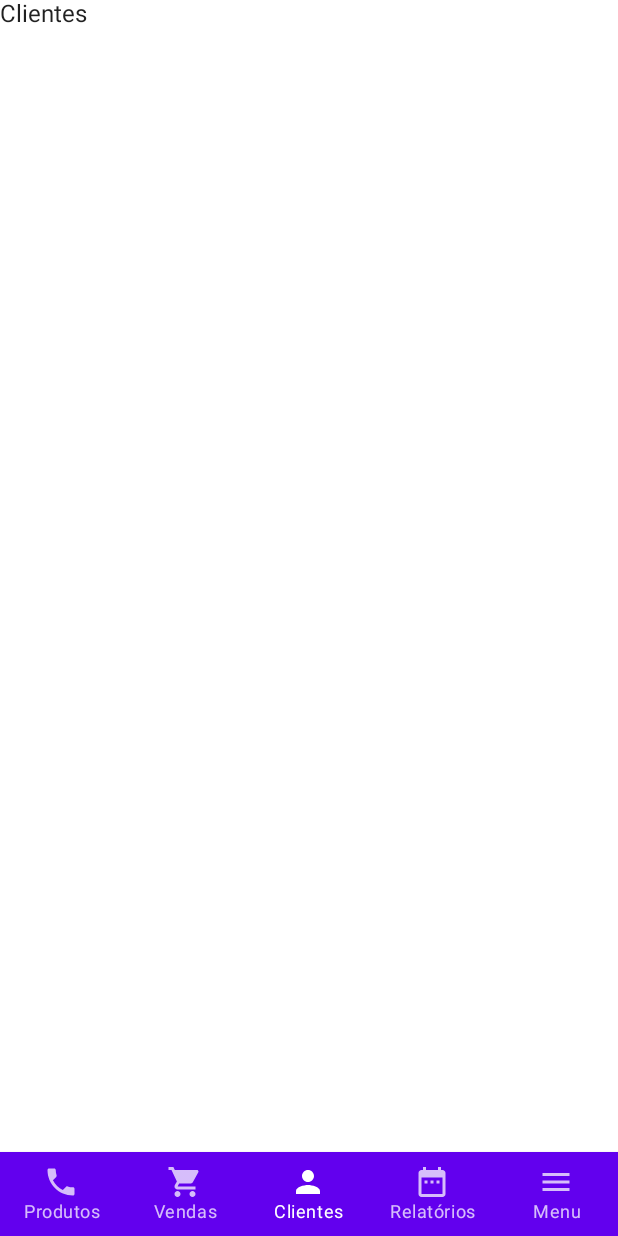
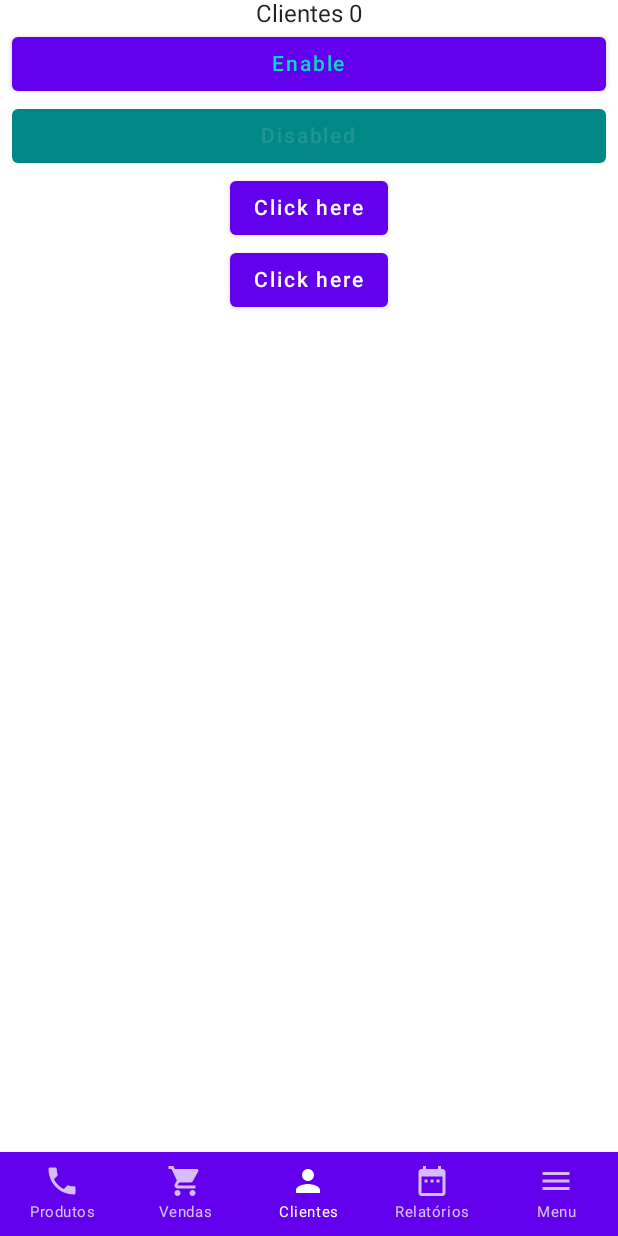
Before and after one commit to EllenMady/PocComposeDelta, an Android app built with Jetpack Compose: the screen it shows after launch (MainActivity), item 3 of the bottom bar chosen, on a phone screen of 412 x 824 dp. Run offline under Robolectric (Android 15) with nearby library versions, the phone set to English and light mode, and no system bars; our stand-ins replace accompanist.

Commit message:
Try some components

```diff
--- a/app/src/main/java/br/com/poccompose/ui/components/AppBottomBar.kt
+++ b/app/src/main/java/br/com/poccompose/ui/components/AppBottomBar.kt
@@ -2,14 +2,16 @@ package br.com.poccompose.ui.components
 
 import androidx.compose.foundation.layout.RowScope
 import androidx.compose.foundation.layout.fillMaxWidth
-import androidx.compose.foundation.layout.navigationBarsPadding
 import androidx.compose.material.BottomNavigation
 import androidx.compose.material.BottomNavigationItem
 import androidx.compose.material.Icon
 import androidx.compose.material.Text
 import androidx.compose.runtime.Composable
 import androidx.compose.ui.Modifier
+import androidx.compose.ui.res.stringResource
+import androidx.compose.ui.unit.TextUnit
 import androidx.compose.ui.unit.dp
+import androidx.compose.ui.unit.sp
 import androidx.navigation.NavBackStackEntry
 import androidx.navigation.NavDestination
 import androidx.navigation.NavDestination.Companion.hierarchy
@@ -47,13 +49,16 @@ fun RowScope.AddItem(
 ){
     BottomNavigationItem(
         label = {
-                Text(text = barOption.title)
+                Text(
+                    text = stringResource(id = barOption.title),
+                    fontSize = 10.sp
+                )
         },
         selected = currentDestination.hierarchy.any{ navDestination ->
            navDestination.route == barOption.route
         },
         icon = {
-               Icon(imageVector = barOption.icon, contentDescription = barOption.title)
+               Icon(imageVector = barOption.icon, contentDescription = stringResource(id = barOption.title))
         },
         onClick = {
             /*
--- /dev/null
+++ b/app/src/main/java/br/com/poccompose/ui/components/AppButtonSemple.kt
@@ -0,0 +1,38 @@
+package br.com.poccompose.ui.components
+
+import androidx.compose.foundation.layout.fillMaxWidth
+import androidx.compose.foundation.layout.padding
+import androidx.compose.material.Button
+import androidx.compose.material.ButtonDefaults
+import androidx.compose.material.MaterialTheme
+import androidx.compose.material.Text
+import androidx.compose.runtime.Composable
+import androidx.compose.ui.Modifier
+import androidx.compose.ui.unit.dp
+
+
+
+@Composable
+fun AppButtonSample(
+    enabled: Boolean = true,
+    text: String ,
+    modifier: Modifier = Modifier,
+    onClick: () -> Unit
+){
+    Button(
+        enabled = enabled,
+        colors = ButtonDefaults
+            .buttonColors(
+                backgroundColor = MaterialTheme.colors.primary,
+                contentColor = MaterialTheme.colors.secondary,
+                disabledBackgroundColor = MaterialTheme.colors.secondaryVariant,
+                disabledContentColor = MaterialTheme.colors.surface.copy(alpha = 0.12f)
+            )
+        ,
+        modifier = modifier
+            .fillMaxWidth()
+            .padding(start = 8.dp, end = 8.dp),
+        onClick = onClick) {
+        Text(text = text)
+    }
+}
--- a/app/src/main/java/br/com/poccompose/ui/components/NavBarOptions.kt
+++ b/app/src/main/java/br/com/poccompose/ui/components/NavBarOptions.kt
@@ -2,43 +2,42 @@ package br.com.poccompose.ui.components
 
 import androidx.compose.material.icons.Icons
 import androidx.compose.material.icons.filled.*
-import androidx.compose.runtime.Composable
 import androidx.compose.ui.graphics.vector.ImageVector
-import androidx.navigation.NavBackStackEntry
+import br.com.poccompose.R
 import br.com.poccompose.ui.components.navigation.MainDestinations
 
 sealed class NavBarOptions(
     val route : String,
-    val title : String,
+    val title : Int,
     val icon : ImageVector
 ){
     object Products : NavBarOptions(
         route = "${MainDestinations.MAIN_ROUTE}/products",
-        title = "Produtos",
+        title = R.string.nav_bottom_products,
         icon = Icons.Default.Phone
     )
 
     object Sales : NavBarOptions(
         route = "${MainDestinations.MAIN_ROUTE}/sales",
-        title = "Vendas",
+        title = R.string.nav_bottom_sales,
         icon = Icons.Default.ShoppingCart
     )
 
     object Clients : NavBarOptions(
         route = "${MainDestinations.MAIN_ROUTE}/clients",
-        title = "Clientes",
+        title = R.string.nav_bottom_clients,
         icon = Icons.Default.Person
     )
 
     object Reports : NavBarOptions(
         route = "${MainDestinations.MAIN_ROUTE}/reports",
-        title = "Relatórios",
+        title = R.string.nav_bottom_reports,
         icon = Icons.Default.DateRange
     )
 
     object Menu : NavBarOptions(
         route = "${MainDestinations.MAIN_ROUTE}/menu",
-        title = "Menu",
+        title = R.string.nav_bottom_menu,
         icon = Icons.Default.Menu
     )
 }
--- a/app/src/main/java/br/com/poccompose/ui/components/navigation/MainDestinations.kt
+++ b/app/src/main/java/br/com/poccompose/ui/components/navigation/MainDestinations.kt
@@ -3,4 +3,5 @@ package br.com.poccompose.ui.components.navigation
 object MainDestinations {
     const val MAIN_ROUTE = "main"
     const val PRODUCT_ROUTE = "product"
+    const val CLIENT_ROUTE = "client"
 }
--- a/app/src/main/java/br/com/poccompose/ui/screen/ClientScreen.kt
+++ b/app/src/main/java/br/com/poccompose/ui/screen/ClientScreen.kt
@@ -4,22 +4,47 @@ import androidx.compose.foundation.layout.Arrangement
 import androidx.compose.foundation.layout.Box
 import androidx.compose.foundation.layout.Column
 import androidx.compose.foundation.layout.fillMaxSize
+import androidx.compose.material.Button
 import androidx.compose.material.Text
-import androidx.compose.runtime.Composable
+import androidx.compose.runtime.*
 import androidx.compose.ui.Alignment
 import androidx.compose.ui.Modifier
+import androidx.compose.ui.tooling.preview.Preview
+import br.com.poccompose.ui.components.AppButtonSample
 
 
 @Composable
 fun ClientScreen(
     modifier: Modifier = Modifier
 ){
+    var count by remember {
+        mutableStateOf(0)
+    }
     Box(modifier.fillMaxSize()){
         Column(
             verticalArrangement = Arrangement.Center,
             horizontalAlignment = Alignment.CenterHorizontally
         ) {
-            Text(text = "Clientes")
+            Text(text = "Clientes $count")
+            AppButtonSample(text = "Enable"){
+                count++
+            }
+            AppButtonSample(text = "Disabled", enabled = false){
+                count++
+            }
+
+            Button(onClick = { count++ }) {
+                Text(text = "Click here")
+            }
+            Button(onClick = { count++ },enabled = if(count > 10) false else true) {
+                Text(text = "Click here")
+            }
         }
     }
 }
+
+@Preview
+@Composable
+fun ClientsPreview(){
+    ClientScreen()
+}
--- a/app/src/main/res/values/strings.xml
+++ b/app/src/main/res/values/strings.xml
@@ -1,3 +1,9 @@
 <resources>
     <string name="app_name">PocCompose</string>
+    <string name="client_register_title">Cadastro de Clientes</string>
+    <string name="nav_bottom_products">Produtos</string>
+    <string name="nav_bottom_sales">Vendas</string>
+    <string name="nav_bottom_clients">Clientes</string>
+    <string name="nav_bottom_reports">Relatórios</string>
+    <string name="nav_bottom_menu">Menu</string>
 </resources>
```
Also changed, not shown: app/src/main/java/br/com/poccompose/ui/components/AppMenuItem.kt (added, +30 -0 lines), app/src/main/java/br/com/poccompose/ui/components/NavClientRoutes.kt (added, +14 -0 lines), app/src/main/java/br/com/poccompose/ui/components/navigation/ClientNavigation.kt (added, +7 -0 lines), app/src/main/java/br/com/poccompose/ui/screen/MenuScreen.kt (+6 -1 lines).
